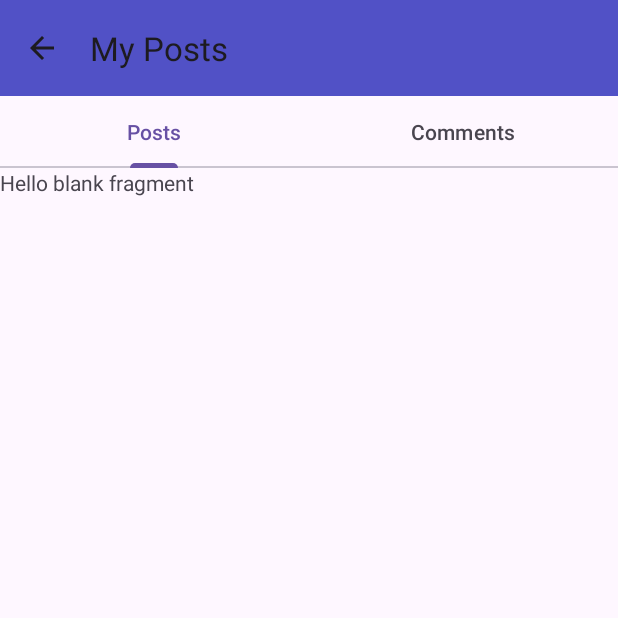
After one commit to sanjanarampurkottur01/dal-community-app, an Android app: the UserPostsActivity screen opened directly, with no data from a screen before it, on a phone screen of 412 x 824 dp, the top half of it. The commit adds this screen. Run offline under Robolectric (Android 15) with nearby library versions, the phone set to English and light mode, and no system bars.

Commit message:
Add user posts activity which contains a tab layout and view pager showing user's posts and comments

```diff
--- /dev/null
+++ b/DalCommunity/app/src/main/java/com/csci5708/dalcommunity/activity/UserPostsActivity.kt
@@ -0,0 +1,51 @@
+package com.csci5708.dalcommunity.activity
+
+import android.os.Bundle
+import android.view.MenuItem
+import androidx.activity.enableEdgeToEdge
+import androidx.appcompat.app.AppCompatActivity
+import androidx.appcompat.widget.Toolbar
+import androidx.core.view.ViewCompat
+import androidx.core.view.WindowInsetsCompat
+import androidx.viewpager2.widget.ViewPager2
+import com.csci5708.dalcommunity.adapter.UserPostsAdapter
+import com.example.dalcommunity.R
+import com.google.android.material.tabs.TabLayout
+import com.google.android.material.tabs.TabLayout.TabView
+import com.google.android.material.tabs.TabLayoutMediator
+
+class UserPostsActivity : AppCompatActivity() {
+    private val tabsArray = arrayOf("Posts", "Comments")
+    override fun onCreate(savedInstanceState: Bundle?) {
+        super.onCreate(savedInstanceState)
+        enableEdgeToEdge()
+        setContentView(R.layout.activity_user_posts)
+        ViewCompat.setOnApplyWindowInsetsListener(findViewById(R.id.main)) { v, insets ->
+            val systemBars = insets.getInsets(WindowInsetsCompat.Type.systemBars())
+            v.setPadding(systemBars.left, systemBars.top, systemBars.right, systemBars.bottom)
+            insets
+        }
+
+        val changePasswdToolbar: Toolbar = findViewById(R.id.user_posts_toolbar)
+        setSupportActionBar(changePasswdToolbar)
+        supportActionBar?.title = "My Posts"
+        supportActionBar?.setDisplayHomeAsUpEnabled(true)
+        supportActionBar?.setDisplayShowHomeEnabled(true)
+
+        val viewPager: ViewPager2 = findViewById(R.id.user_posts_view_pager)
+        val tabLayout: TabLayout = findViewById(R.id.user_posts_tab_layout)
+
+        val userPostsAdapter = UserPostsAdapter(supportFragmentManager, lifecycle)
+        viewPager.adapter = userPostsAdapter
+
+        TabLayoutMediator(tabLayout, viewPager) {
+            tab, position -> tab.text = tabsArray[position]
+        }.attach()
+    }
+
+    override fun onOptionsItemSelected(item: MenuItem): Boolean {
+        if (item.itemId == android.R.id.home)
+            finish()
+        return super.onOptionsItemSelected(item)
+    }
+}
--- /dev/null
+++ b/DalCommunity/app/src/main/java/com/csci5708/dalcommunity/adapter/UserPostsAdapter.kt
@@ -0,0 +1,23 @@
+package com.csci5708.dalcommunity.adapter
+
+import androidx.fragment.app.Fragment
+import androidx.fragment.app.FragmentManager
+import androidx.lifecycle.Lifecycle
+import androidx.viewpager2.adapter.FragmentStateAdapter
+import com.csci5708.dalcommunity.fragment.UserCommentsFragment
+import com.csci5708.dalcommunity.fragment.UserPostsFragment
+
+class UserPostsAdapter(fragmentManager: FragmentManager, lifecycle: Lifecycle) :
+    FragmentStateAdapter(fragmentManager, lifecycle) {
+    override fun getItemCount(): Int {
+        return 2
+    }
+
+    override fun createFragment(position: Int): Fragment {
+        when (position) {
+            0 -> return UserPostsFragment()
+            1 -> return UserCommentsFragment()
+        }
+        return UserPostsFragment()
+    }
+}
--- /dev/null
+++ b/DalCommunity/app/src/main/java/com/csci5708/dalcommunity/fragment/UserPostsFragment.kt
@@ -0,0 +1,60 @@
+package com.csci5708.dalcommunity.fragment
+
+import android.os.Bundle
+import androidx.fragment.app.Fragment
+import android.view.LayoutInflater
+import android.view.View
+import android.view.ViewGroup
+import com.example.dalcommunity.R
+
+// TODO: Rename parameter arguments, choose names that match
+// the fragment initialization parameters, e.g. ARG_ITEM_NUMBER
+private const val ARG_PARAM1 = "param1"
+private const val ARG_PARAM2 = "param2"
+
+/**
+ * A simple [Fragment] subclass.
+ * Use the [UserPostsFragment.newInstance] factory method to
+ * create an instance of this fragment.
+ */
+class UserPostsFragment : Fragment() {
+    // TODO: Rename and change types of parameters
+    private var param1: String? = null
+    private var param2: String? = null
+
+    override fun onCreate(savedInstanceState: Bundle?) {
+        super.onCreate(savedInstanceState)
+        arguments?.let {
+            param1 = it.getString(ARG_PARAM1)
+            param2 = it.getString(ARG_PARAM2)
+        }
+    }
+
+    override fun onCreateView(
+        inflater: LayoutInflater, container: ViewGroup?,
+        savedInstanceState: Bundle?
+    ): View? {
+        // Inflate the layout for this fragment
+        return inflater.inflate(R.layout.fragment_user_posts, container, false)
+    }
+
+    companion object {
+        /**
+         * Use this factory method to create a new instance of
+         * this fragment using the provided parameters.
+         *
+         * @param param1 Parameter 1.
+         * @param param2 Parameter 2.
+         * @return A new instance of fragment UserPostsFragment.
+         */
+        // TODO: Rename and change types and number of parameters
+        @JvmStatic
+        fun newInstance(param1: String, param2: String) =
+            UserPostsFragment().apply {
+                arguments = Bundle().apply {
+                    putString(ARG_PARAM1, param1)
+                    putString(ARG_PARAM2, param2)
+                }
+            }
+    }
+}
--- /dev/null
+++ b/DalCommunity/app/src/main/res/layout/activity_user_posts.xml
@@ -0,0 +1,39 @@
+<?xml version="1.0" encoding="utf-8"?>
+<androidx.constraintlayout.widget.ConstraintLayout xmlns:android="http://schemas.android.com/apk/res/android"
+    xmlns:app="http://schemas.android.com/apk/res-auto"
+    xmlns:tools="http://schemas.android.com/tools"
+    android:id="@+id/main"
+    android:layout_width="match_parent"
+    android:layout_height="match_parent"
+    tools:context="com.csci5708.dalcommunity.activity.UserPostsActivity">
+
+    <com.google.android.material.appbar.MaterialToolbar
+        android:id="@+id/user_posts_toolbar"
+        android:layout_width="match_parent"
+        android:layout_height="wrap_content"
+        android:background="@color/text_color"
+        android:minHeight="?attr/actionBarSize"
+        android:theme="?attr/actionBarTheme"
+        app:layout_constraintEnd_toEndOf="parent"
+        app:layout_constraintStart_toStartOf="parent"
+        app:layout_constraintTop_toTopOf="parent" />
+
+    <com.google.android.material.tabs.TabLayout
+        android:id="@+id/user_posts_tab_layout"
+        android:layout_width="0dp"
+        android:layout_height="wrap_content"
+        app:layout_constraintEnd_toEndOf="parent"
+        app:layout_constraintHorizontal_bias="0.0"
+        app:layout_constraintStart_toStartOf="parent"
+        app:layout_constraintTop_toBottomOf="@+id/user_posts_toolbar" />
+
+    <androidx.viewpager2.widget.ViewPager2
+        android:id="@+id/user_posts_view_pager"
+        android:layout_width="match_parent"
+        android:layout_height="0dp"
+        app:layout_constraintBottom_toBottomOf="parent"
+        app:layout_constraintEnd_toEndOf="parent"
+        app:layout_constraintStart_toStartOf="parent"
+        app:layout_constraintTop_toBottomOf="@+id/user_posts_tab_layout" />
+
+</androidx.constraintlayout.widget.ConstraintLayout>
--- /dev/null
+++ b/DalCommunity/app/src/main/res/layout/fragment_user_posts.xml
@@ -0,0 +1,13 @@
+<FrameLayout xmlns:android="http://schemas.android.com/apk/res/android"
+    xmlns:tools="http://schemas.android.com/tools"
+    android:layout_width="match_parent"
+    android:layout_height="match_parent"
+    tools:context="com.csci5708.dalcommunity.fragment.UserPostsFragment">
+
+    <!-- TODO: Update blank fragment layout -->
+    <TextView
+        android:layout_width="match_parent"
+        android:layout_height="match_parent"
+        android:text="@string/hello_blank_fragment" />
+
+</FrameLayout>
```
Also changed, not shown: DalCommunity/app/src/main/java/com/csci5708/dalcommunity/fragment/ProfileFragment.kt (+11 -0 lines), DalCommunity/app/src/main/java/com/csci5708/dalcommunity/fragment/UserCommentsFragment.kt (added, +60 -0 lines), DalCommunity/app/src/main/res/layout/fragment_user_comments.xml (added, +13 -0 lines).
